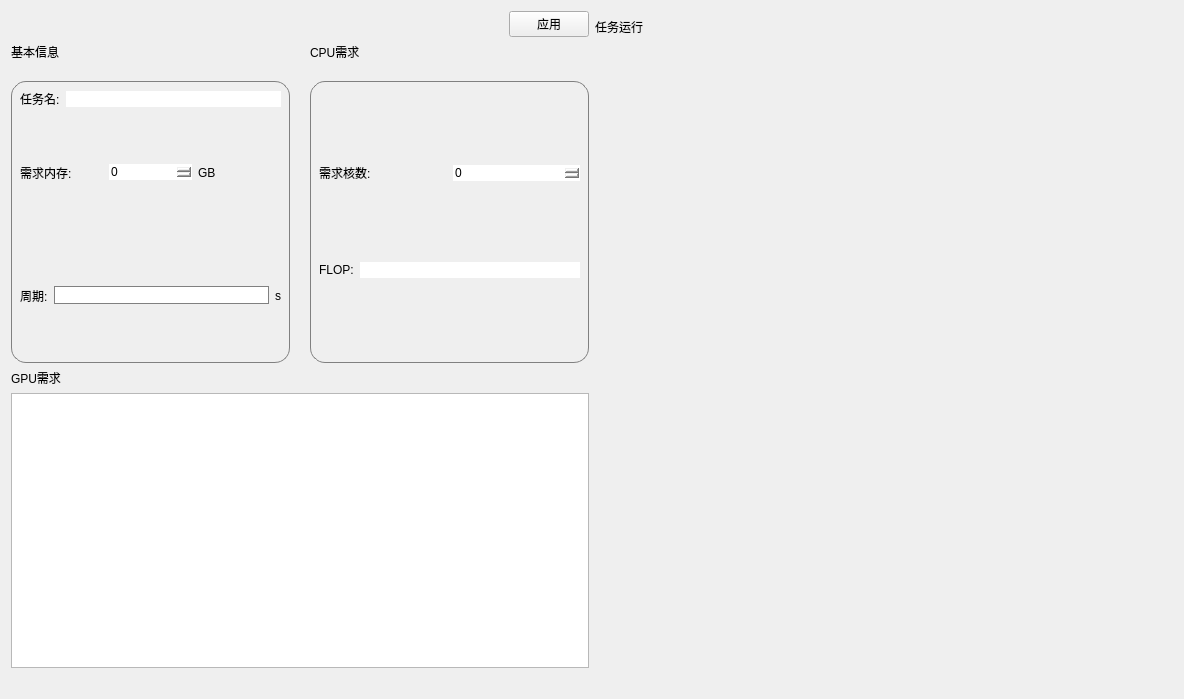
Qt form component/jobinfo.ui (tocods/jobSimQt) before a commit.
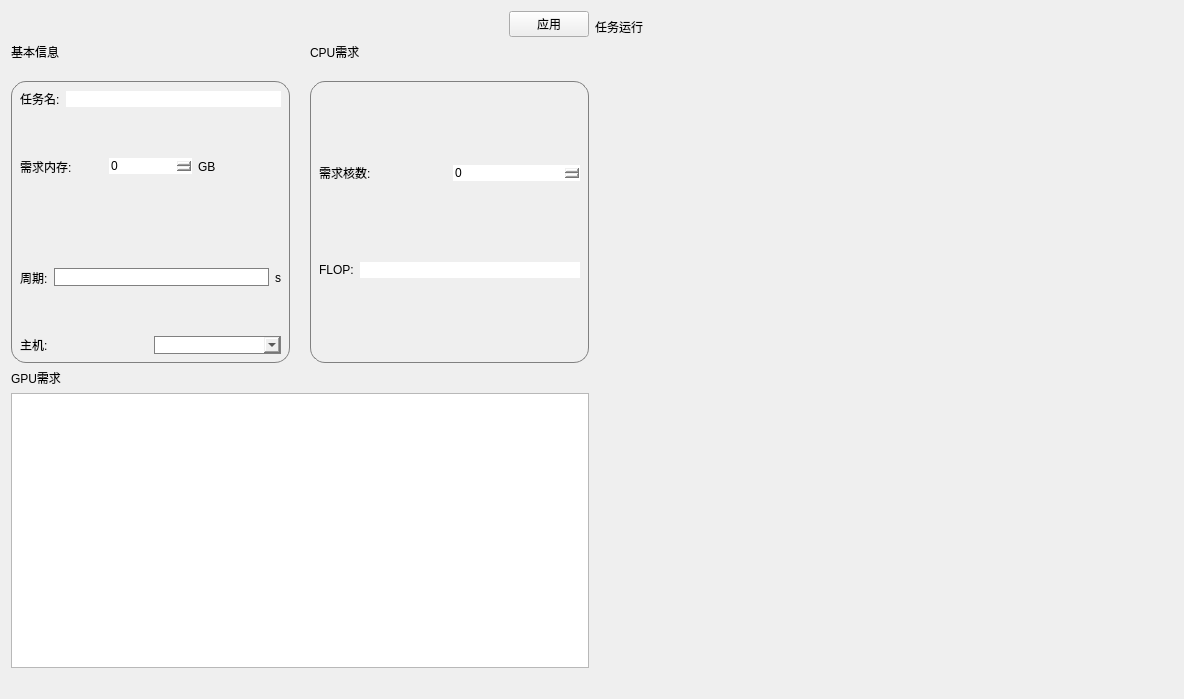
The same form after that commit. Icons and pictures are not drawn.

Commit message: 增加用户指定任务所在主机的功能

What changed in the file:
```diff
--- a/component/jobinfo.ui
+++ b/component/jobinfo.ui
@@ -140,6 +140,23 @@
                     </item>
                    </layout>
                   </item>
+                  <item>
+                   <layout class="QHBoxLayout" name="horizontalLayout_13">
+                    <item>
+                     <widget class="QLabel" name="label_14">
+                      <property name="styleSheet">
+                       <string notr="true">border: none</string>
+                      </property>
+                      <property name="text">
+                       <string>主机:</string>
+                      </property>
+                     </widget>
+                    </item>
+                    <item>
+                     <widget class="QComboBox" name="host"/>
+                    </item>
+                   </layout>
+                  </item>
                  </layout>
                 </item>
                </layout>
```
The commit also changes 12 other files.
